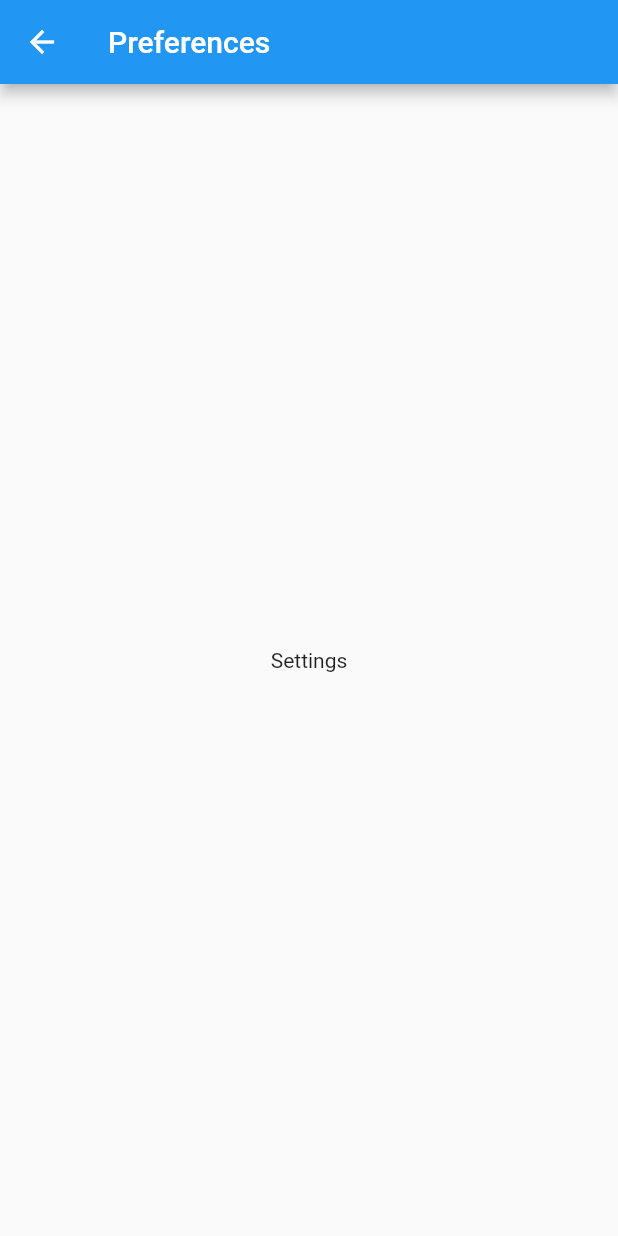
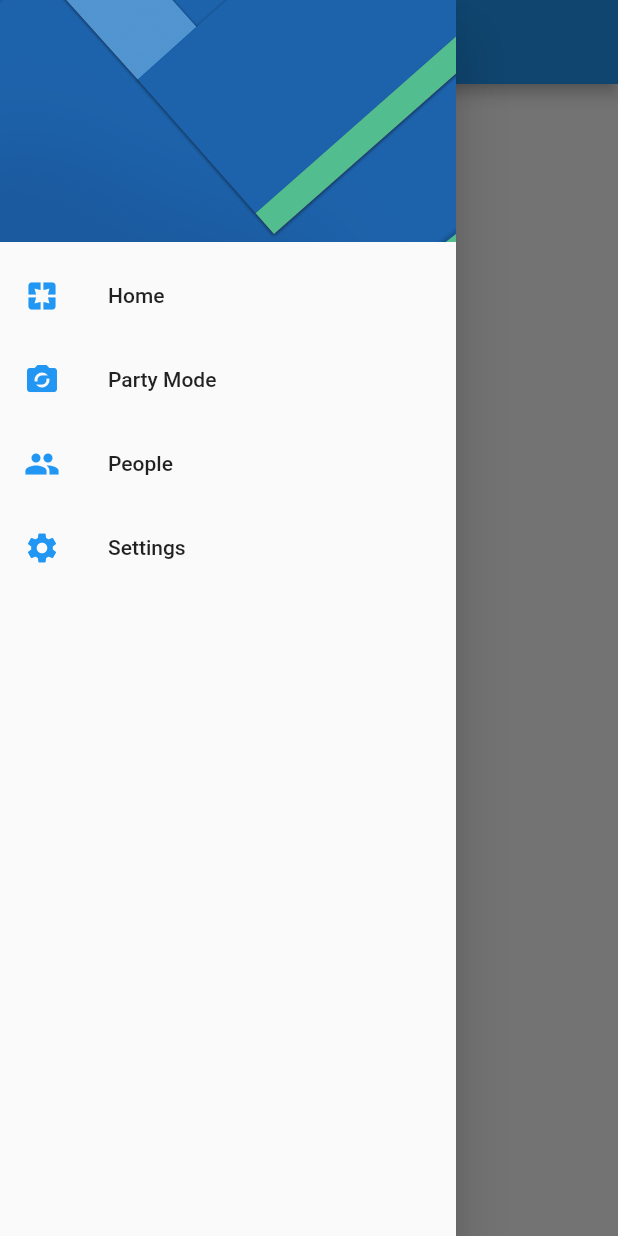
Before and after one commit to geovannyAndrew/Flutter_UserPreferences, a Flutter app: the SettingsPage screen opened by its route, with the side drawer open (before the commit the screen has no drawer), on a phone screen of 412 x 824 dp. Run offline on Flutter 3.47's test engine with Material 2 defaults, Android fonts, the phone set to English and light mode, and no system bars.

Commit message:
Creating Menu drawer in a new file as a custom widget and using it in  both home and settings page.

```diff
--- a/lib/src/pages/settings_page.dart
+++ b/lib/src/pages/settings_page.dart
@@ -1,4 +1,5 @@
 import 'package:flutter/material.dart';
+import 'package:flutter_user_preferences/widgets/menu_widget.dart';
 
 class SettingsPage extends StatelessWidget {
 
@@ -15,6 +16,7 @@ class SettingsPage extends StatelessWidget {
       body: Center(
         child: Text('Settings'),
       ),
+      drawer: MenuWidget(),
     );
   }
 }
--- /dev/null
+++ b/lib/widgets/menu_widget.dart
@@ -0,0 +1,62 @@
+import 'package:flutter/material.dart';
+import 'package:flutter_user_preferences/src/pages/settings_page.dart';
+import 'package:flutter_user_preferences/src/pages/home_page.dart';
+
+class MenuWidget extends StatelessWidget {
+  const MenuWidget({Key key}) : super(key: key);
+
+  @override
+  Widget build(BuildContext context) {
+    return Drawer(
+      child: ListView(
+        padding: EdgeInsets.zero,
+        children: <Widget>[
+          DrawerHeader(
+            child: Container(
+
+            ),
+            decoration: BoxDecoration(
+              image: DecorationImage(
+                image: AssetImage('assets/menu-img.jpg'),
+                fit: BoxFit.cover
+              ),
+            ),
+          ),
+          ListTile(
+            leading: Icon(Icons.pages,
+              color: Colors.blue,
+            ),
+            title: Text('Home'),
+            onTap: (){
+              Navigator.pushReplacementNamed(context, HomePage.routeName);
+            },
+          ),
+          ListTile(
+            leading: Icon(Icons.party_mode,
+              color: Colors.blue,
+            ),
+            title: Text('Party Mode'),
+            onTap: (){},
+          ),
+          ListTile(
+            leading: Icon(Icons.people,
+              color: Colors.blue,
+            ),
+            title: Text('People'),
+            onTap: (){},
+          ),
+          ListTile(
+            leading: Icon(Icons.settings,
+              color: Colors.blue,
+            ),
+            title: Text('Settings'),
+            onTap: (){
+              //Navigator.pop(context);
+              Navigator.pushReplacementNamed(context, SettingsPage.routeName);
+            },
+          )
+        ],
+      ),
+    );
+  }
+}
```
Also changed, not shown: lib/src/pages/home_page.dart (+2 -54 lines).
